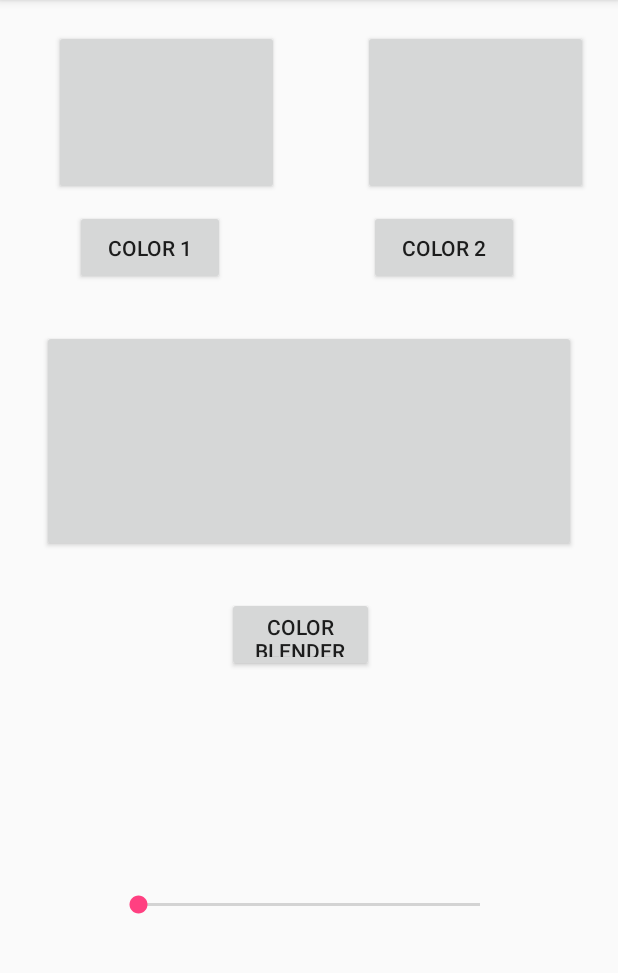
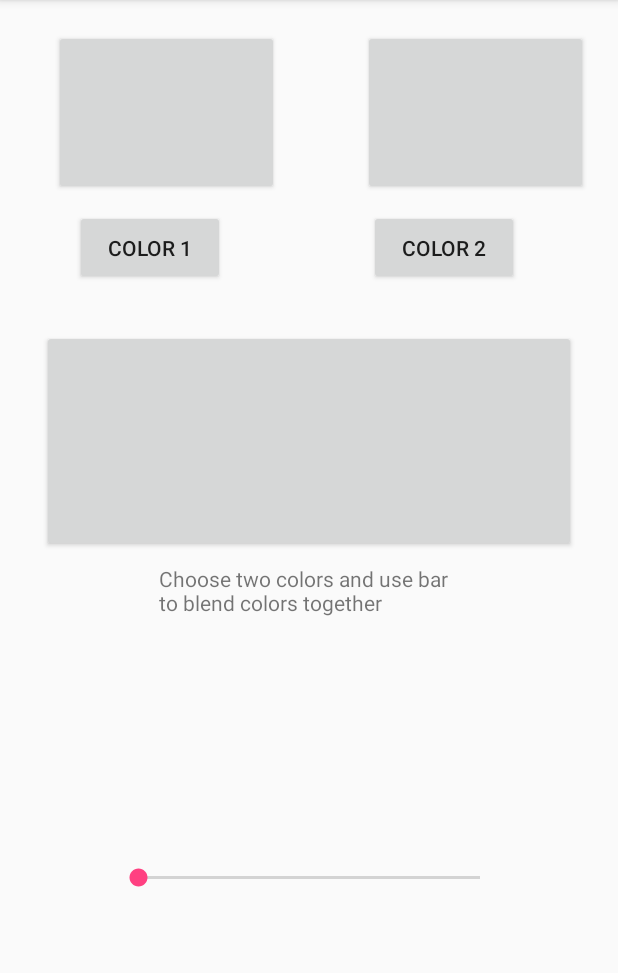
Before and after one commit to gdinhvu81/ColorBlender, an Android app: the screen it shows after launch (MainActivity), on a phone screen of 412 x 824 dp, the part 84-1057 px from its top. Run offline under Robolectric (Android 15) with nearby library versions, the phone set to English and light mode, and no system bars.

Commit message:
Fixed seekbar to blend both colors together

```diff
--- a/app/src/main/res/layout/content_main.xml
+++ b/app/src/main/res/layout/content_main.xml
@@ -35,21 +35,6 @@
         app:layout_constraintEnd_toEndOf="parent"
         app:layout_constraintStart_toEndOf="@+id/colorOne"
         app:layout_constraintTop_toBottomOf="@+id/colorTwo_View" />
-
-    <Button
-        android:id="@+id/colorBlender"
-        android:layout_width="98dp"
-        android:layout_height="50dp"
-        android:layout_marginBottom="10dp"
-        android:layout_marginEnd="20dp"
-        android:layout_marginStart="8dp"
-        android:layout_marginTop="30dp"
-        android:onClick="blendColors"
-        android:text="Color Blender"
-        app:layout_constraintBottom_toTopOf="@+id/seekBar"
-        app:layout_constraintEnd_toEndOf="parent"
-        app:layout_constraintStart_toStartOf="parent"
-        app:layout_constraintTop_toBottomOf="@+id/blended_Colors" />
 
     <Button
         android:id="@+id/colorOne_View"
@@ -95,5 +80,17 @@
         app:layout_constraintStart_toStartOf="parent"
         app:layout_constraintTop_toBottomOf="@+id/colorBlender" />
 
+    <TextView
+        android:id="@+id/colorBlender"
+        android:layout_width="200dp"
+        android:layout_height="wrap_content"
+        android:layout_marginEnd="8dp"
+        android:layout_marginStart="8dp"
+        android:layout_marginTop="8dp"
+        android:text="Choose two colors and use bar to blend colors together"
+        app:layout_constraintEnd_toEndOf="parent"
+        app:layout_constraintStart_toStartOf="parent"
+        app:layout_constraintTop_toBottomOf="@+id/blended_Colors" />
+
 
 </android.support.constraint.ConstraintLayout>
```
Also changed, not shown: app/src/main/java/com/example/gdinh/colorblender/MainActivity.kt (+16 -5 lines).
